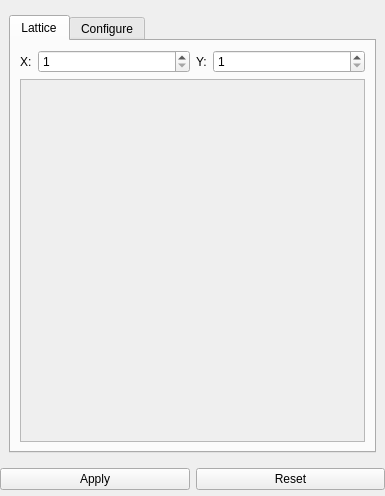
This is Application/qInputPropertiesWidget.ui in Sprunth/RGG as Qt 5 draws it before an edit. The edited form follows.
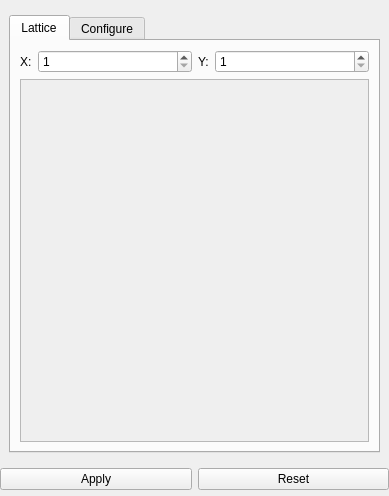
This is the edited form. The open tabs and pages were chosen to show the change.

Patch:
```diff
--- a/Application/qInputPropertiesWidget.ui
+++ b/Application/qInputPropertiesWidget.ui
@@ -6,7 +6,7 @@
    <rect>
     <x>0</x>
     <y>0</y>
-    <width>385</width>
+    <width>389</width>
     <height>496</height>
    </rect>
   </property>
@@ -113,7 +113,7 @@
                  <rect>
                   <x>0</x>
                   <y>0</y>
-                  <width>299</width>
+                  <width>303</width>
                   <height>331</height>
                  </rect>
                 </property>
```
Left out of the diff: 53 changed lines with no effect on the pictures.
